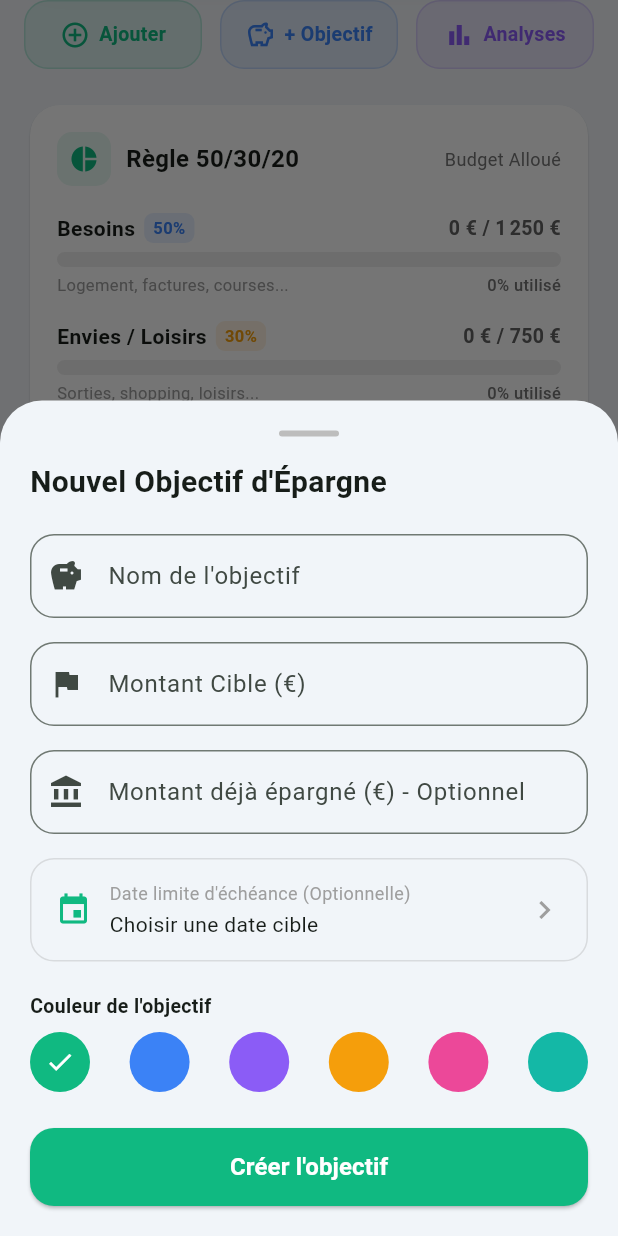
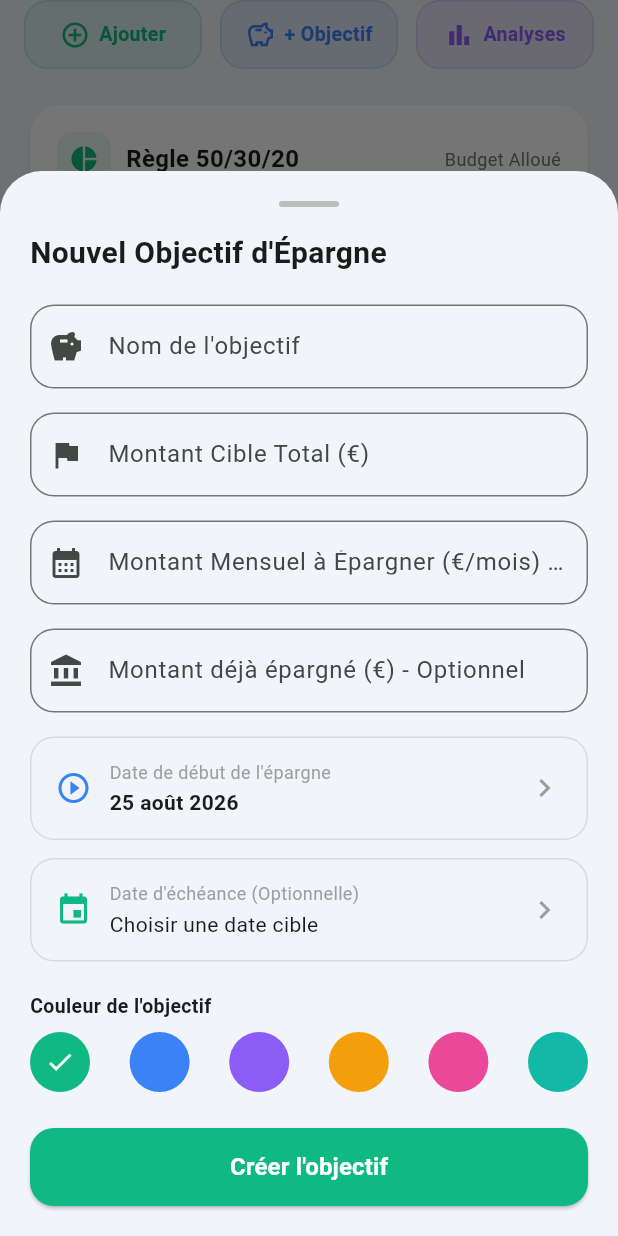
Before and after one commit to devherz/my_salary, a Flutter app: the screen it shows after launch, scrolled down 283 dp, after a tap on "+ Objectif", on a phone screen of 412 x 824 dp. Run offline on Flutter 3.47's test engine with Material 3 defaults, Android fonts, the light colour scheme and no system bars; our stand-ins replace fl_chart, shared_preferences.

Commit message:
Feat: Ajout du montant mensuel et de la date de début pour les objectifs d épargne

```diff
--- a/lib/models/savings_goal.dart
+++ b/lib/models/savings_goal.dart
@@ -3,7 +3,9 @@ class SavingsGoal {
   final String title;
   final double targetAmount;
   final double currentAmount;
+  final DateTime? startDate;
   final DateTime? targetDate;
+  final double? monthlyAmount;
   final int colorHex;
   final String iconName;
 
@@ -12,7 +14,9 @@ class SavingsGoal {
     required this.title,
     required this.targetAmount,
     this.currentAmount = 0.0,
+    this.startDate,
     this.targetDate,
+    this.monthlyAmount,
     this.colorHex = 0xFF4CAF50, // Default emerald green
     this.iconName = 'savings',
   });
@@ -24,12 +28,28 @@ class SavingsGoal {
 
   bool get isCompleted => currentAmount >= targetAmount;
 
+  double get calculatedMonthlyTarget {
+    if (monthlyAmount != null && monthlyAmount! > 0) {
+      return monthlyAmount!;
+    }
+    if (targetDate == null) return 0.0;
+
+    final start = startDate ?? DateTime.now();
+    int months = (targetDate!.year - start.year) * 12 + (targetDate!.month - start.month);
+    if (months <= 0) months = 1;
+    final remainingToSave = targetAmount - currentAmount;
+    if (remainingToSave <= 0) return 0.0;
+    return remainingToSave / months;
+  }
+
   Map<String, dynamic> toJson() => {
         'id': id,
         'title': title,
         'targetAmount': targetAmount,
         'currentAmount': currentAmount,
+        'startDate': startDate?.toIso8601String(),
         'targetDate': targetDate?.toIso8601String(),
+        'monthlyAmount': monthlyAmount,
         'colorHex': colorHex,
         'iconName': iconName,
       };
@@ -40,9 +60,13 @@ class SavingsGoal {
       title: json['title'] as String,
       targetAmount: (json['targetAmount'] as num).toDouble(),
       currentAmount: (json['currentAmount'] as num?)?.toDouble() ?? 0.0,
+      startDate: json['startDate'] != null
+          ? DateTime.parse(json['startDate'] as String)
+          : null,
       targetDate: json['targetDate'] != null
           ? DateTime.parse(json['targetDate'] as String)
           : null,
+      monthlyAmount: (json['monthlyAmount'] as num?)?.toDouble(),
       colorHex: (json['colorHex'] as int?) ?? 0xFF4CAF50,
       iconName: (json['iconName'] as String?) ?? 'savings',
     );
@@ -52,7 +76,9 @@ class SavingsGoal {
     String? title,
     double? targetAmount,
     double? currentAmount,
+    DateTime? startDate,
     DateTime? targetDate,
+    double? monthlyAmount,
     int? colorHex,
     String? iconName,
   }) {
@@ -61,7 +87,9 @@ class SavingsGoal {
       title: title ?? this.title,
       targetAmount: targetAmount ?? this.targetAmount,
       currentAmount: currentAmount ?? this.currentAmount,
+      startDate: startDate ?? this.startDate,
       targetDate: targetDate ?? this.targetDate,
+      monthlyAmount: monthlyAmount ?? this.monthlyAmount,
       colorHex: colorHex ?? this.colorHex,
       iconName: iconName ?? this.iconName,
     );
--- a/lib/widgets/add_goal_modal.dart
+++ b/lib/widgets/add_goal_modal.dart
@@ -25,7 +25,9 @@ class _AddGoalModalState extends State<AddGoalModal> {
   final _titleController = TextEditingController();
   final _targetAmountController = TextEditingController();
   final _currentAmountController = TextEditingController();
+  final _monthlyAmountController = TextEditingController();
 
+  DateTime? _startDate = DateTime.now();
   DateTime? _targetDate;
   int _selectedColor = 0xFF10B981; // Default Emerald
 
@@ -43,6 +45,7 @@ class _AddGoalModalState extends State<AddGoalModal> {
     _titleController.dispose();
     _targetAmountController.dispose();
     _currentAmountController.dispose();
+    _monthlyAmountController.dispose();
     super.dispose();
   }
 
@@ -52,13 +55,16 @@ class _AddGoalModalState extends State<AddGoalModal> {
     final provider = Provider.of<SalaryProvider>(context, listen: false);
     final target = double.tryParse(_targetAmountController.text.replaceAll(',', '.')) ?? 0.0;
     final current = double.tryParse(_currentAmountController.text.replaceAll(',', '.')) ?? 0.0;
+    final monthly = double.tryParse(_monthlyAmountController.text.replaceAll(',', '.'));
 
     final goal = SavingsGoal(
       id: 'goal_${DateTime.now().millisecondsSinceEpoch}',
       title: _titleController.text.trim(),
       targetAmount: target,
       currentAmount: current,
+      startDate: _startDate,
       targetDate: _targetDate,
+      monthlyAmount: monthly,
       colorHex: _selectedColor,
     );
 
@@ -104,6 +110,8 @@ class _AddGoalModalState extends State<AddGoalModal> {
                 style: TextStyle(fontSize: 20, fontWeight: FontWeight.bold),
               ),
               const SizedBox(height: 20),
+
+              // Title
               TextFormField(
                 controller: _titleController,
                 decoration: InputDecoration(
@@ -115,11 +123,13 @@ class _AddGoalModalState extends State<AddGoalModal> {
                 validator: (val) => val == null || val.trim().isEmpty ? 'Veuillez entrer un titre' : null,
               ),
               const SizedBox(height: 16),
+
+              // Target Total Amount
               TextFormField(
                 controller: _targetAmountController,
                 keyboardType: const TextInputType.numberWithOptions(decimal: true),
                 decoration: InputDecoration(
-                  labelText: 'Montant Cible (${provider.currency})',
+                  labelText: 'Montant Cible Total (${provider.currency})',
                   hintText: 'ex: 3000',
                   prefixIcon: const Icon(Icons.flag),
                   border: OutlineInputBorder(borderRadius: BorderRadius.circular(16)),
@@ -132,6 +142,21 @@ class _AddGoalModalState extends State<AddGoalModal> {
                 },
               ),
               const SizedBox(height: 16),
+
+              // Monthly Amount
+              TextFormField(
+                controller: _monthlyAmountController,
+                keyboardType: const TextInputType.numberWithOptions(decimal: true),
+                decoration: InputDecoration(
+                  labelText: 'Montant Mensuel à Épargner (${provider.currency}/mois) - Optionnel',
+                  hintText: 'ex: 200.00',
+                  prefixIcon: const Icon(Icons.calendar_month),
+                  border: OutlineInputBorder(borderRadius: BorderRadius.circular(16)),
+                ),
+              ),
+              const SizedBox(height: 16),
+
+              // Current Saved Amount
               TextFormField(
                 controller: _currentAmountController,
                 keyboardType: const TextInputType.numberWithOptions(decimal: true),
@@ -143,7 +168,60 @@ class _AddGoalModalState extends State<AddGoalModal> {
                 ),
               ),
               const SizedBox(height: 16),
-              // Target Date Selector (Optionnel)
+
+              // Start Date Picker
+              InkWell(
+                onTap: () async {
+                  final picked = await showDatePicker(
+                    context: context,
+                    initialDate: _startDate ?? DateTime.now(),
+                    firstDate: DateTime(2020),
+                    lastDate: DateTime(2035),
+                    helpText: 'Date de début de l\'épargne',
+                    cancelText: 'Annuler',
+                    confirmText: 'Choisir',
+                  );
+                  if (picked != null) {
+                    setState(() => _startDate = picked);
+                  }
+                },
+                borderRadius: BorderRadius.circular(16),
+                child: Container(
+                  padding: const EdgeInsets.symmetric(horizontal: 16, vertical: 14),
+                  decoration: BoxDecoration(
+                    border: Border.all(color: Colors.grey.withValues(alpha: 0.3)),
+                    borderRadius: BorderRadius.circular(16),
+                  ),
+                  child: Row(
+                    children: [
+                      const Icon(Icons.play_circle_outline, color: Color(0xFF3B82F6)),
+                      const SizedBox(width: 12),
+                      Expanded(
+                        child: Column(
+                          crossAxisAlignment: CrossAxisAlignment.start,
+                          children: [
+                            const Text(
+                              'Date de début de l\'épargne',
+                              style: TextStyle(fontSize: 12, color: Colors.grey),
+                            ),
+                            const SizedBox(height: 2),
+                            Text(
+                              _startDate == null
+                                  ? 'Aujourd\'hui'
+                                  : DateFormat('dd MMMM yyyy', 'fr_FR').format(_startDate!),
+                              style: const TextStyle(fontSize: 14, fontWeight: FontWeight.bold),
+                            ),
+                          ],
+                        ),
+                      ),
+                      const Icon(Icons.chevron_right, color: Colors.grey),
+                    ],
+                  ),
+                ),
+              ),
+              const SizedBox(height: 12),
+
+              // Target Date Picker (Optionnel)
               InkWell(
                 onTap: () async {
                   final picked = await showDatePicker(
@@ -151,7 +229,7 @@ class _AddGoalModalState extends State<AddGoalModal> {
                     initialDate: _targetDate ?? DateTime.now().add(const Duration(days: 90)),
                     firstDate: DateTime.now(),
                     lastDate: DateTime(2035),
-                    helpText: 'Date limite d\'épargne',
+                    helpText: 'Date d\'échéance de l\'épargne',
                     cancelText: 'Annuler',
                     confirmText: 'Choisir',
                   );
@@ -175,7 +253,7 @@ class _AddGoalModalState extends State<AddGoalModal> {
                           crossAxisAlignment: CrossAxisAlignment.start,
                           children: [
                             const Text(
-                              'Date limite d\'échéance (Optionnelle)',
+                              'Date d\'échéance (Optionnelle)',
                               style: TextStyle(fontSize: 12, color: Colors.grey),
                             ),
                             const SizedBox(height: 2),
@@ -203,6 +281,8 @@ class _AddGoalModalState extends State<AddGoalModal> {
                 ),
               ),
               const SizedBox(height: 20),
+
+              // Color Selector
               const Text(
                 'Couleur de l\'objectif',
                 style: TextStyle(fontWeight: FontWeight.w600, fontSize: 13),
@@ -225,6 +305,8 @@ class _AddGoalModalState extends State<AddGoalModal> {
                 }).toList(),
               ),
               const SizedBox(height: 24),
+
+              // Submit Button
               SizedBox(
                 width: double.infinity,
                 height: 52,
```
Also changed, not shown: lib/screens/goals_tab.dart (+44 -10 lines).
